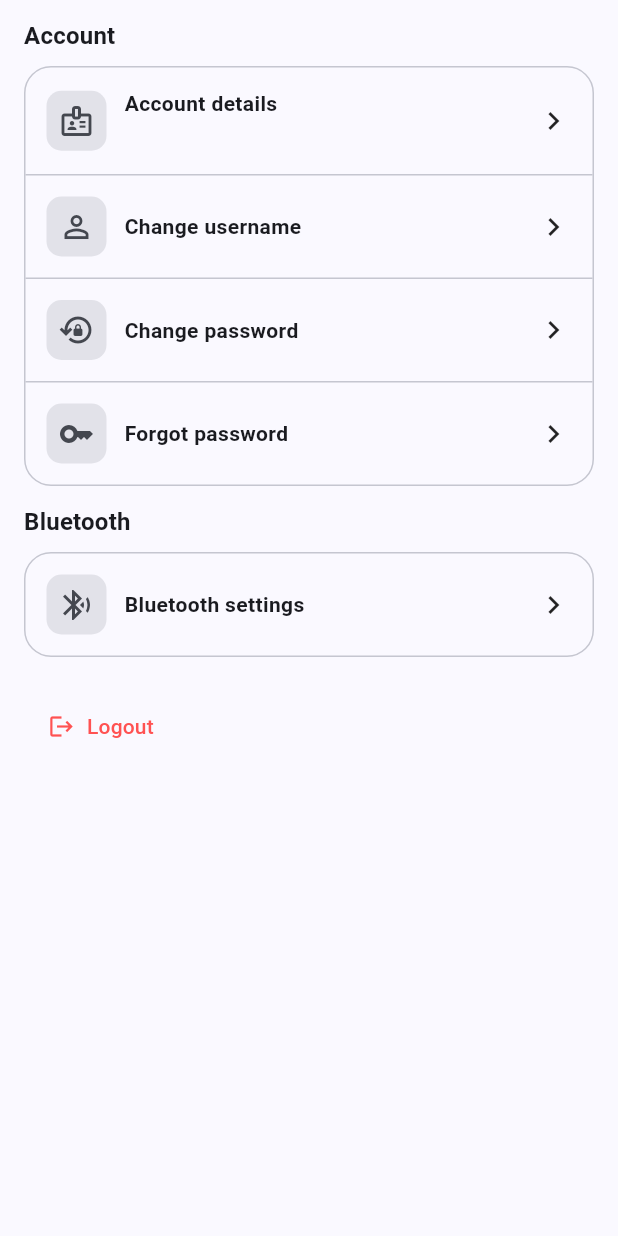
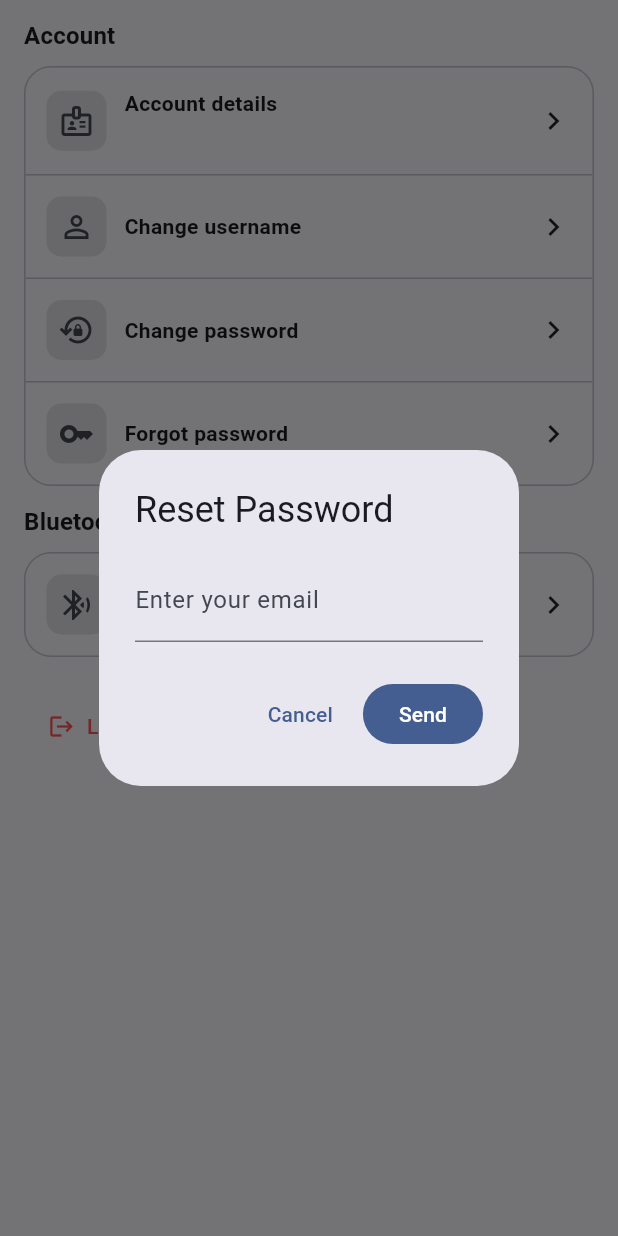
Before and after one commit to ShadrachAroni/SmartSync, a Flutter app: the SettingsTab screen opened directly, after a tap on "Forgot password", on a phone screen of 412 x 824 dp. Run offline on Flutter 3.47's test engine with Material 3 defaults, Android fonts, the light colour scheme and no system bars; our stand-ins replace app_links, flutter_blue_plus, flutter_local_notifications, hive_flutter, permission_handler, shared_preferences and 2 more; missing offline and left inert: workmanager; accounts and stored records are empty; network calls fail; statements that could not run were skipped.

Commit message:
Forgot Password Setup

```diff
--- a/lib/app_config.dart
+++ b/lib/app_config.dart
@@ -4,5 +4,5 @@ class AppConfig {
   static const supabaseAnonKey =
       'eyJhbGciOiJIUzI1NiIsInR5cCI6IkpXVCJ9.eyJpc3MiOiJzdXBhYmFzZSIsInJlZiI6Inl0b2FianR5bWR2ZHdjeWJrenljIiwicm9sZSI6ImFub24iLCJpYXQiOjE3NTc5NTkxMTEsImV4cCI6MjA3MzUzNTExMX0.0d7D2RkmFye61zeh87gLrDizfdsf71z2631SUrG5lJI';
   // Deep link for reset password
-  static const resetScheme = 'smartsync://reset-callback';
+  static const resetScheme = 'io.smartsync.app://reset-callback/';
 }
--- a/lib/screens/auth/login_screen.dart
+++ b/lib/screens/auth/login_screen.dart
@@ -69,10 +69,16 @@ class _LoginScreenState extends State<LoginScreen> {
 
   Future<void> _sendReset() async {
     try {
-      await SupabaseService.sendResetPasswordEmail(email.text.trim());
+      // Use your actual redirectTo value, matching your Supabase Auth URL config and app deep link
+      await Supabase.instance.client.auth.resetPasswordForEmail(
+        email.text.trim(),
+        redirectTo:
+            'io.smartsync.app://reset-callback/', // <-- match your deep link
+      );
       if (mounted) {
         ScaffoldMessenger.of(context).showSnackBar(
-            const SnackBar(content: Text('Password reset email sent')));
+          const SnackBar(content: Text('Password reset email sent')),
+        );
       }
     } catch (e) {
       if (mounted) {
@@ -169,8 +175,7 @@ class _LoginScreenState extends State<LoginScreen> {
                             backgroundColor: const Color(0xFF8C5BFF),
                           ),
                           onPressed: loading ? null : _login,
-                          child:
-                              Text(loading ? 'Please wait...' : 'Get Started'),
+                          child: Text(loading ? 'Please wait...' : 'Login'),
                         ),
                       ),
                       const SizedBox(height: 14),
--- a/lib/screens/home/tabs/settings_tab.dart
+++ b/lib/screens/home/tabs/settings_tab.dart
@@ -3,7 +3,6 @@ import 'package:flutter/material.dart';
 import 'package:supabase_flutter/supabase_flutter.dart';
 import '../../../services/supabase_service.dart';
 import '../../auth/login_screen.dart';
-import '../../home/home_shell.dart';
 import '../../home/home_shell.dart' show HomeShell;
 
 class SettingsTab extends StatelessWidget {
@@ -36,13 +35,61 @@ class SettingsTab extends StatelessWidget {
                       icon: Icons.lock_reset_outlined,
                       title: 'Change password',
                       onTap: () => _changePassword(context)),
-                  _tile(context,
-                      icon: Icons.key_outlined,
-                      title: 'Forgot password', onTap: () async {
-                    await SupabaseService.sendResetPasswordEmail(email);
-                    ScaffoldMessenger.of(context).showSnackBar(
-                        const SnackBar(content: Text('Reset email sent')));
-                  }),
+                  _tile(
+                    context,
+                    icon: Icons.key_outlined,
+                    title: 'Forgot password',
+                    onTap: () async {
+                      try {
+                        // If account email is empty, prompt for one
+                        String targetEmail = email;
+                        if (targetEmail.isEmpty) {
+                          final controller = TextEditingController();
+                          final entered = await showDialog<String>(
+                            context: context,
+                            builder: (ctx) => AlertDialog(
+                              title: const Text('Reset Password'),
+                              content: TextField(
+                                controller: controller,
+                                decoration: const InputDecoration(
+                                    labelText: 'Enter your email'),
+                                keyboardType: TextInputType.emailAddress,
+                              ),
+                              actions: [
+                                TextButton(
+                                    onPressed: () => Navigator.pop(ctx),
+                                    child: const Text('Cancel')),
+                                FilledButton(
+                                    onPressed: () => Navigator.pop(
+                                        ctx, controller.text.trim()),
+                                    child: const Text('Send')),
+                              ],
+                            ),
+                          );
+                          if (entered == null || entered.isEmpty) return;
+                          targetEmail = entered;
+                        }
+
+                        await Supabase.instance.client.auth
+                            .resetPasswordForEmail(
+                          targetEmail,
+                          redirectTo:
+                              'io.smartsync.app://reset-callback/', // must match your Supabase Auth URL config
+                        );
+
+                        if (context.mounted) {
+                          ScaffoldMessenger.of(context).showSnackBar(
+                            const SnackBar(content: Text('Reset email sent')),
+                          );
+                        }
+                      } catch (e) {
+                        if (context.mounted) {
+                          ScaffoldMessenger.of(context)
+                              .showSnackBar(SnackBar(content: Text('$e')));
+                        }
+                      }
+                    },
+                  ),
                 ],
                 cs),
             _section(
```
Also changed, not shown: lib/main.dart (+18 -13 lines), lib/screens/auth/reset_password_screen.dart (added, +70 -0 lines), 2 other files.
